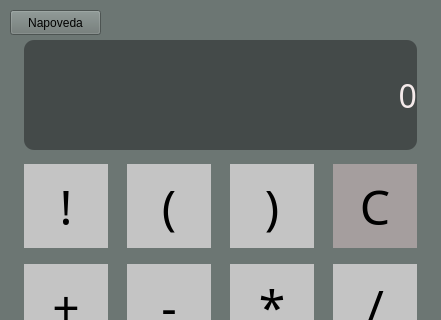
Old version of the form src/mainwindow.ui in the repository Wertik/ivs-proj-02; both pictures show x 0 to 441 and y 0 to 320 of the 441 by 771 pixel window.
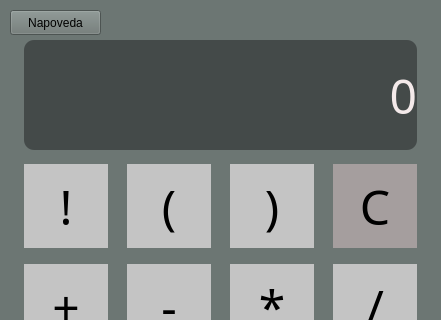
New version of the form.

Commit message: Renamed pushbutton for calc hint

Patch:
```diff
--- a/src/mainwindow.ui
+++ b/src/mainwindow.ui
@@ -531,7 +531,7 @@
     <property name="font">
      <font>
       <family>Inria Sans Light</family>
-      <pointsize>24</pointsize>
+      <pointsize>36</pointsize>
      </font>
     </property>
     <property name="layoutDirection">
```
